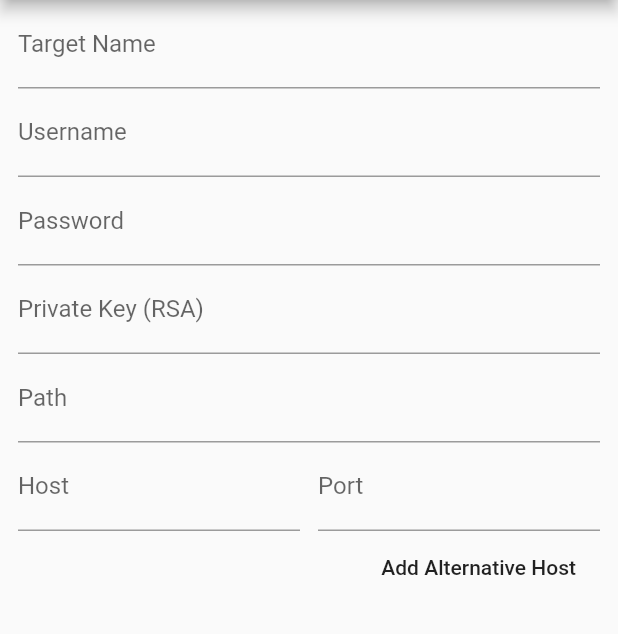
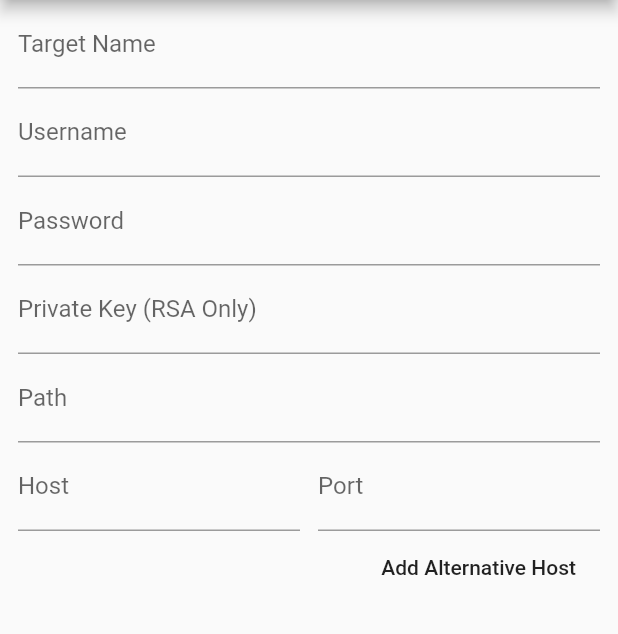
Before and after one commit to ImranR98/Tuma, a Flutter app: the TargetPage screen opened by its route, on a phone screen of 412 x 824 dp, the part 84-718 px from its top. Run offline on Flutter 3.47's test engine with Material 2 defaults, Android fonts, the phone set to English and light mode, and no system bars; our stand-ins replace file_picker, sqflite; missing offline and left inert: ssh; accounts and stored records are empty.

Commit message:
Updated packages

```diff
--- a/lib/screens/target.dart
+++ b/lib/screens/target.dart
@@ -152,7 +152,7 @@ class _TargetPageState extends State<TargetPage> {
                             enabled: !this.disabled,
                             decoration: InputDecoration(
                                 labelText:
-                                    'Private Key (RSA) ${privatekeyController.text.isEmpty && passwordController.text.isNotEmpty ? " - Not Used" : ""}'),
+                                    'Private Key (RSA Only) ${privatekeyController.text.isEmpty && passwordController.text.isNotEmpty ? " - Not Used" : ""}'),
                             controller: privatekeyController,
                             validator: (value) {
                               if (value.isEmpty &&
--- a/lib/screens/upload.dart
+++ b/lib/screens/upload.dart
@@ -25,9 +25,9 @@ class _UploadPageState extends State<UploadPage> {
   }
 
   pickAndUpload() async {
-    var tempFiles = await FilePicker.getMultiFile();
+    var tempFiles = await FilePicker.platform.pickFiles(allowMultiple: true);
     setState(() {
-      files = tempFiles;
+      files = tempFiles.paths.map((path) => File(path)).toList();
     });
     if (files == null)
       Navigator.pop(context);
--- a/pubspec.yaml
+++ b/pubspec.yaml
@@ -15,7 +15,7 @@ publish_to: 'none' # Remove this line if you wish to publish to pub.dev
 # In iOS, build-name is used as CFBundleShortVersionString while build-number used as CFBundleVersion.
 # Read more about iOS versioning at
 # https://developer.apple.com/library/archive/documentation/General/Reference/InfoPlistKeyReference/Articles/CoreFoundationKeys.html
-version: 1.0.3+5004
+version: 1.0.3+5005
 
 environment:
   sdk: ">=2.7.0 <3.0.0"
@@ -32,7 +32,7 @@ dependencies:
 
   # The following adds the Cupertino Icons font to your application.
   # Use with the CupertinoIcons class for iOS style icons.
-  cupertino_icons: ^0.1.3
+  cupertino_icons: ^1.0.2
 
 dev_dependencies:
   flutter_test:
```
Also changed, not shown: pubspec.lock, 3 other files.
